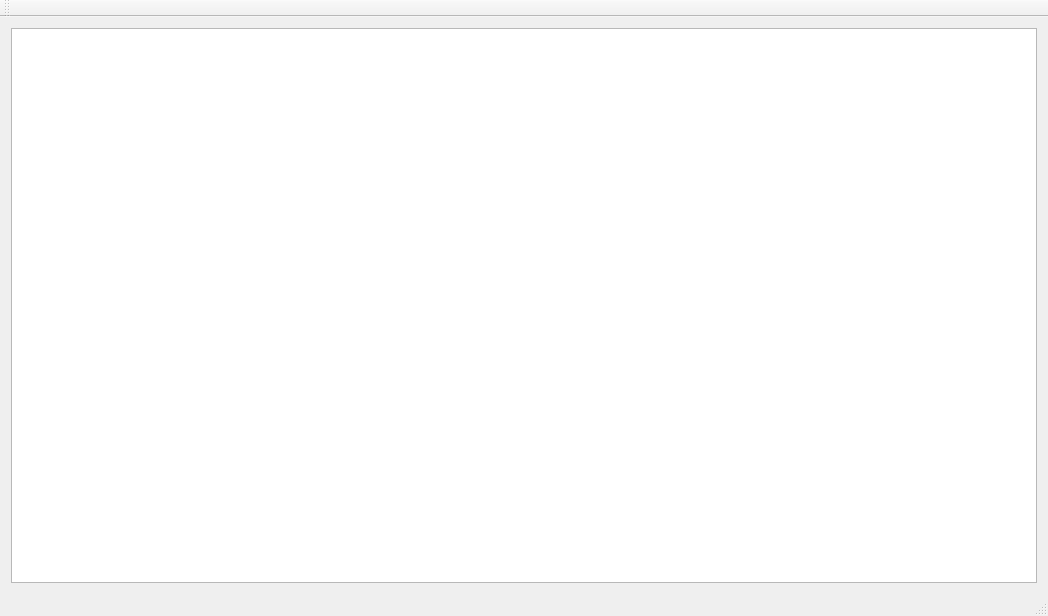
The window that perch-mon/mainwindow.ui (frostybash/Diplom_QT) describes before a commit, drawn with Qt 5.
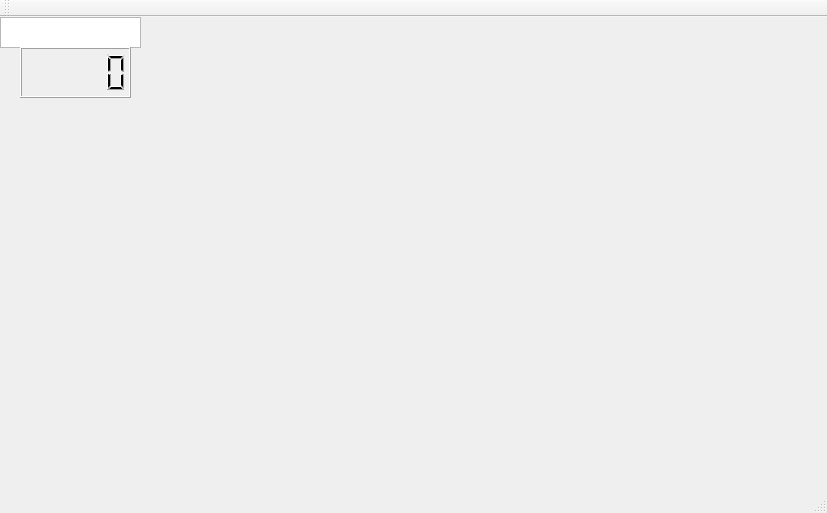
The same window after the commit.

What changed in the file:
```diff
--- a/perch-mon/mainwindow.ui
+++ b/perch-mon/mainwindow.ui
@@ -6,19 +6,34 @@
    <rect>
     <x>0</x>
     <y>0</y>
-    <width>1048</width>
-    <height>616</height>
+    <width>827</width>
+    <height>513</height>
    </rect>
   </property>
   <property name="windowTitle">
    <string>MainWindow</string>
   </property>
   <widget class="QWidget" name="centralWidget">
-   <layout class="QGridLayout" name="gridLayout">
-    <item row="1" column="0">
-     <widget class="QTextEdit" name="textEdit"/>
-    </item>
-   </layout>
+   <widget class="QTextEdit" name="textEdit">
+    <property name="geometry">
+     <rect>
+      <x>0</x>
+      <y>0</y>
+      <width>141</width>
+      <height>31</height>
+     </rect>
+    </property>
+   </widget>
+   <widget class="QLCDNumber" name="lcdNumber">
+    <property name="geometry">
+     <rect>
+      <x>20</x>
+      <y>30</y>
+      <width>111</width>
+      <height>51</height>
+     </rect>
+    </property>
+   </widget>
   </widget>
   <widget class="QMenuBar" name="menuBar">
    <property name="geometry">
```
Left out of the diff: 4 changed lines with no effect on the pictures.
